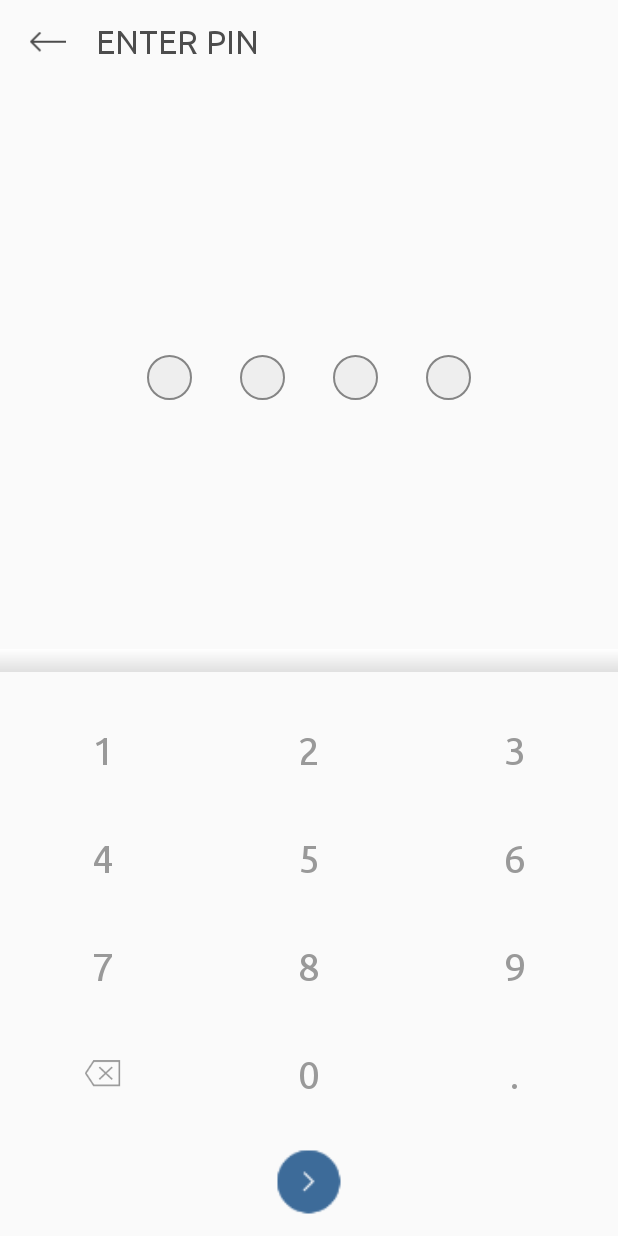
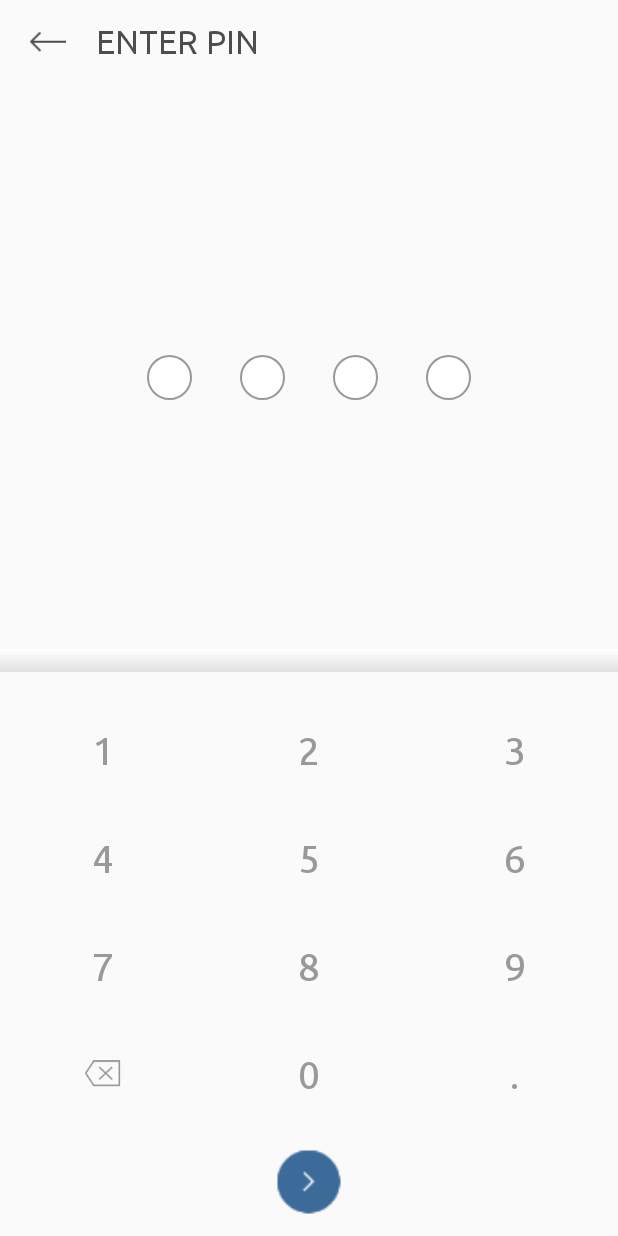
Before and after one commit to kammy92/LedgerEx, an Android app: the screen it shows after launch (LoginActivity), on a phone screen of 412 x 824 dp. Run offline under Robolectric (Android 15) with nearby library versions, the phone set to English and light mode, and no system bars; libraries missing offline, so code that uses them is left out: com.afollestad.materialdialogs.

Commit message:
Final commit

```diff
--- a/app/src/main/java/com/karman/ledgerex/utils/Utils.java
+++ b/app/src/main/java/com/karman/ledgerex/utils/Utils.java
@@ -80,8 +80,8 @@ public class Utils {
         sbView.setBackgroundColor (activity.getResources ().getColor (R.color.primary_dark));
         TextView textView = (TextView) sbView.findViewById (android.support.design.R.id.snackbar_text);
         TextView textView2 = (TextView) sbView.findViewById (android.support.design.R.id.snackbar_action);
-        textView.setTextColor (activity.getResources ().getColor (R.color.text_color_white));
-        textView2.setTextColor (activity.getResources ().getColor (R.color.text_color_white));
+        textView.setTextColor (activity.getResources ().getColor (R.color.secondary_text));
+        textView2.setTextColor (activity.getResources ().getColor (R.color.secondary_text));
         textView.setTypeface (getTypeface (activity));
         textView2.setTypeface (getTypeface (activity));
         snackbar.show ();
--- a/app/src/main/res/drawable/pin_empty.xml
+++ b/app/src/main/res/drawable/pin_empty.xml
@@ -6,7 +6,7 @@
         android:height="30dp"/>
     <corners android:radius="1dp"/>
     <stroke android:width="1dp"
-            android:color="@color/text_color_grey_dark"/>
+            android:color="@color/secondary_text"/>
     <solid
-        android:color="@color/app_background_color"/>
+        android:color="#ffffff"/>
 </shape>
--- a/app/src/main/res/drawable/pin_filled.xml
+++ b/app/src/main/res/drawable/pin_filled.xml
@@ -6,5 +6,5 @@
         android:height="30dp"/>
 
     <solid
-        android:color="@color/text_color_grey_dark"/>
+        android:color="@color/secondary_text"/>
 </shape>
--- a/app/src/main/res/values/colors.xml
+++ b/app/src/main/res/values/colors.xml
@@ -5,12 +5,6 @@
     <color name="accent">#3d6b99</color>
     <color name="primary_text">#4d4d4d</color>
     <color name="secondary_text">#999999</color>
-    <color name="app_background_color">#eeeeee</color>
-    <color name="text_color_grey_light">#bebebe</color>
-    <color name="text_color_grey_light2">#e0e0da</color>
-    <color name="text_color_grey_dark">#858585</color>
-    <color name="text_color_grey_dark2">#4b4b4b</color>
-    <color name="text_color_white">#ffffff</color>
 
     <color name="text_color_red">#b33737</color>
     <color name="text_color_green">#2f9941</color>
--- a/app/src/main/res/values/styles.xml
+++ b/app/src/main/res/values/styles.xml
@@ -7,7 +7,6 @@
         <item name="colorAccent">@color/accent</item>
     </style>
     <style name="Widget.MyApp.ActionBar" parent="Widget.AppCompat.ActionBar">
-        <item name="android:background">@color/app_background_color</item>
         <item name="theme">@style/ThemeOverlay.MyApp.ActionBar</item>
         <item name="popupTheme">@style/ThemeOverlay.AppCompat.Light</item>
     </style>
@@ -18,9 +17,9 @@
     <style name="AppTheme.PopupOverlay" parent="ThemeOverlay.AppCompat.Light"/>
 
     <style name="ThemeOverlay.MyApp.ActionBar" parent="ThemeOverlay.AppCompat.ActionBar">
-        <item name="android:textColorHint">@color/text_color_grey_light</item>
-        <item name="android:textColorPrimary">@color/text_color_white</item>
-        <item name="actionMenuTextColor">@color/text_color_white</item>
+        <item name="android:textColorHint">@color/secondary_text</item>
+        <item name="android:textColorPrimary">@color/primary_text</item>
+        <item name="actionMenuTextColor">@color/primary_text</item>
     </style>
 
 
```
Also changed, not shown: app/src/main/res/values/dimen.xml (+0 -42 lines), app/src/main/res/mipmap-hdpi/ic_launcher.png, app/src/main/res/mipmap-mdpi/ic_launcher.png, app/src/main/res/mipmap-xhdpi/ic_launcher.png, app/src/main/res/mipmap-xxhdpi/ic_launcher.png, app/src/main/res/mipmap-xxxhdpi/ic_launcher.png.
